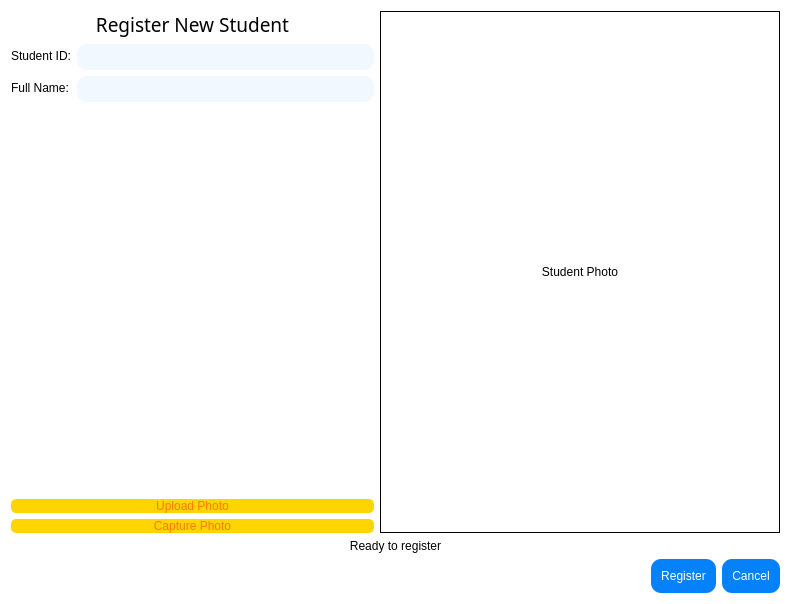
The window that Face-Recogntion-PyQt/Face_Detection_PyQt_Final/register_window.ui (thaontp234112e/Project) describes before a commit, drawn with Qt 5.
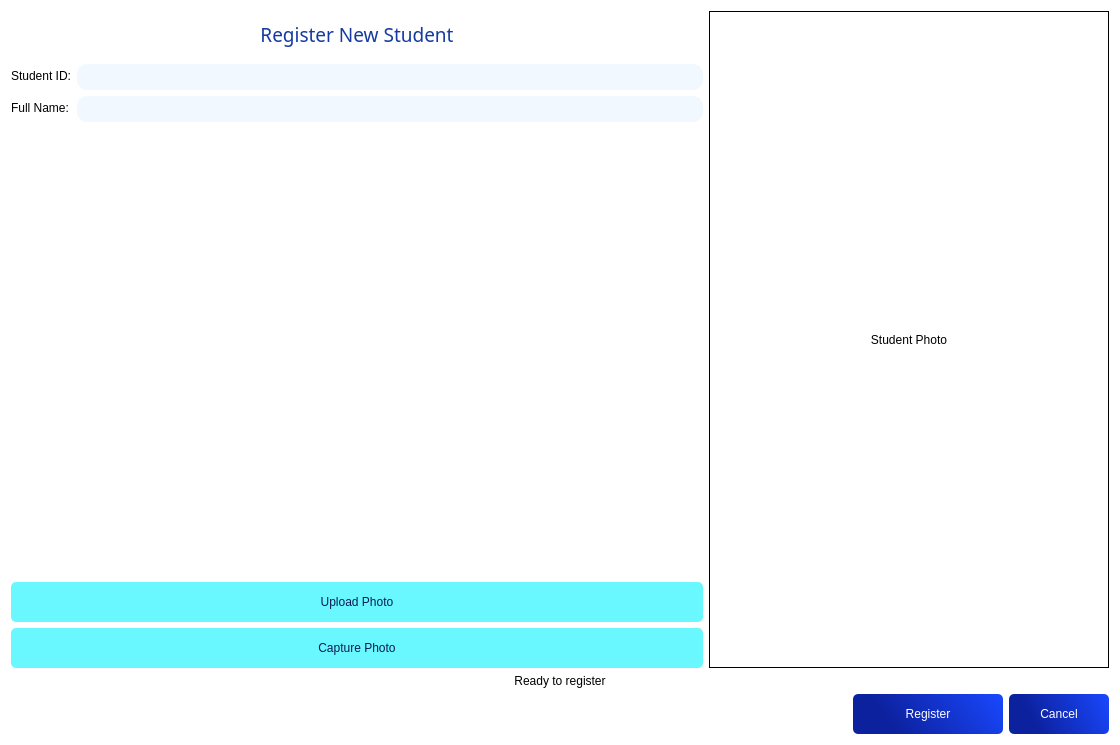
The same window after the commit. Icons and pictures are not drawn.

The edit to the form file:
```diff
--- a/Face-Recogntion-PyQt/Face_Detection_PyQt_Final/register_window.ui
+++ b/Face-Recogntion-PyQt/Face_Detection_PyQt_Final/register_window.ui
@@ -6,10 +6,16 @@
    <rect>
     <x>0</x>
     <y>0</y>
-    <width>791</width>
-    <height>604</height>
+    <width>1120</width>
+    <height>745</height>
    </rect>
   </property>
+  <property name="minimumSize">
+   <size>
+    <width>1120</width>
+    <height>745</height>
+   </size>
+  </property>
   <property name="windowTitle">
    <string>Register Student</string>
   </property>
@@ -25,15 +31,18 @@
         <widget class="QLabel" name="label">
          <property name="font">
           <font>
-           <family>Montserrat ExtraBold</family>
+           <family>CocogooseProTrial Darkmode</family>
            <pointsize>14</pointsize>
-           <weight>10</weight>
+           <weight>50</weight>
            <italic>false</italic>
            <bold>false</bold>
           </font>
          </property>
          <property name="styleSheet">
-          <string notr="true">font: 81 14pt &quot;Montserrat ExtraBold&quot;;</string>
+          <string notr="true">font: 14pt &quot;CocogooseProTrial Darkmode&quot;;
+color: rgb(21, 59, 160);
+padding:10px;
+</string>
          </property>
          <property name="text">
           <string>Register New Student</string>
@@ -104,6 +113,12 @@
        </item>
        <item>
         <widget class="QPushButton" name="pushButtonUpload">
+         <property name="minimumSize">
+          <size>
+           <width>0</width>
+           <height>40</height>
+          </size>
+         </property>
          <property name="maximumSize">
           <size>
            <width>16777215</width>
@@ -114,10 +129,10 @@
           <string notr="true">
 QPushButton {
  /* Màu nền mặc định */
-	background-color: rgb(254, 212, 1);
+	background-color: rgb(105, 248, 255);
     border-radius: 5px;
-	color: rgb(255, 123, 0);
-	font: 57 10pt &quot;Montserrat Medium&quot;;
+	color: rgb(9, 28, 84);
+	font: 8pt &quot;CocogooseProTrial Semilight&quot;;
 
 }
 
@@ -139,14 +154,20 @@
        </item>
        <item>
         <widget class="QPushButton" name="pushButtonCapture">
+         <property name="minimumSize">
+          <size>
+           <width>0</width>
+           <height>40</height>
+          </size>
+         </property>
          <property name="styleSheet">
           <string notr="true">
 QPushButton {
  /* Màu nền mặc định */
-	background-color: rgb(254, 212, 1);
+	background-color: rgb(105, 248, 255);
     border-radius: 5px;
-	color: rgb(255, 123, 0);
-	font: 57 10pt &quot;Montserrat Medium&quot;;
+	color: rgb(9, 28, 84);
+	font: 8pt &quot;CocogooseProTrial Semilight&quot;;
 
 }
 
@@ -226,6 +247,12 @@
      </item>
      <item>
       <widget class="QPushButton" name="pushButtonRegister">
+       <property name="minimumSize">
+        <size>
+         <width>150</width>
+         <height>40</height>
+        </size>
+       </property>
        <property name="maximumSize">
         <size>
          <width>400</width>
@@ -233,12 +260,13 @@
         </size>
        </property>
        <property name="styleSheet">
-        <string notr="true">QPushButton {
-    background-color: #0581F9; /* Màu nền mặc định */
+        <string notr="true">
+QPushButton {
+ /* Màu nền mặc định */
+	background-color: qlineargradient(spread:pad, x1:0.134328, y1:0.182, x2:1, y2:0, stop:0 rgba(12, 33, 158, 255), stop:1 rgba(26, 72, 255, 255));
 	color: rgb(255, 255, 255);
-	font: 8pt &quot;CocogooseProTrial Semilight&quot;;
-    border-radius: 10px;
-    padding: 10px;
+    border-radius: 5px;
+	font: 57 10pt &quot;Montserrat Medium&quot;;
 
 }
 
@@ -251,7 +279,6 @@
     background-color: #0581F9; /* Màu khi nhấn */
 }
 
-
 </string>
        </property>
        <property name="text">
@@ -261,6 +288,12 @@
      </item>
      <item>
       <widget class="QPushButton" name="pushButtonCancel">
+       <property name="minimumSize">
+        <size>
+         <width>100</width>
+         <height>40</height>
+        </size>
+       </property>
        <property name="maximumSize">
         <size>
          <width>350</width>
@@ -268,12 +301,13 @@
         </size>
        </property>
        <property name="styleSheet">
-        <string notr="true">QPushButton {
-    background-color: #0581F9; /* Màu nền mặc định */
+        <string notr="true">
+QPushButton {
+ /* Màu nền mặc định */
+	background-color: qlineargradient(spread:pad, x1:0.134328, y1:0.182, x2:1, y2:0, stop:0 rgba(12, 33, 158, 255), stop:1 rgba(26, 72, 255, 255));
 	color: rgb(255, 255, 255);
-	font: 8pt &quot;CocogooseProTrial Semilight&quot;;
-    border-radius: 10px;
-    padding: 10px;
+    border-radius: 5px;
+	font: 57 10pt &quot;Montserrat Medium&quot;;
 
 }
 
@@ -286,7 +320,6 @@
     background-color: #0581F9; /* Màu khi nhấn */
 }
 
-
 </string>
        </property>
        <property name="text">
```
Left out of the diff: 18 changed lines with no effect on the pictures.
